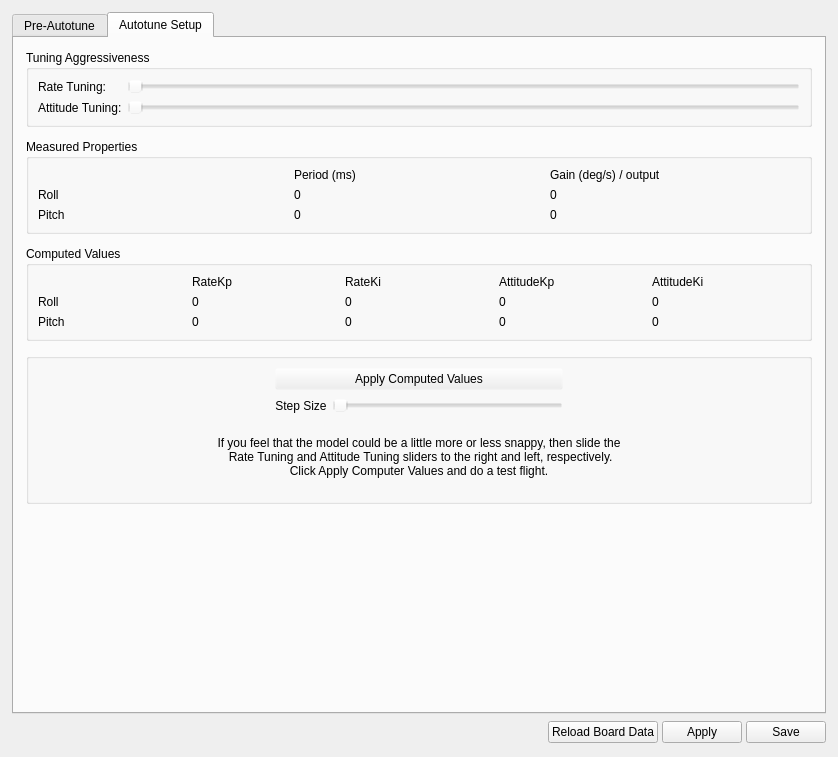
Qt form ground/gcs/src/plugins/config/autotune.ui (TauLabs/TauLabs) before a commit.
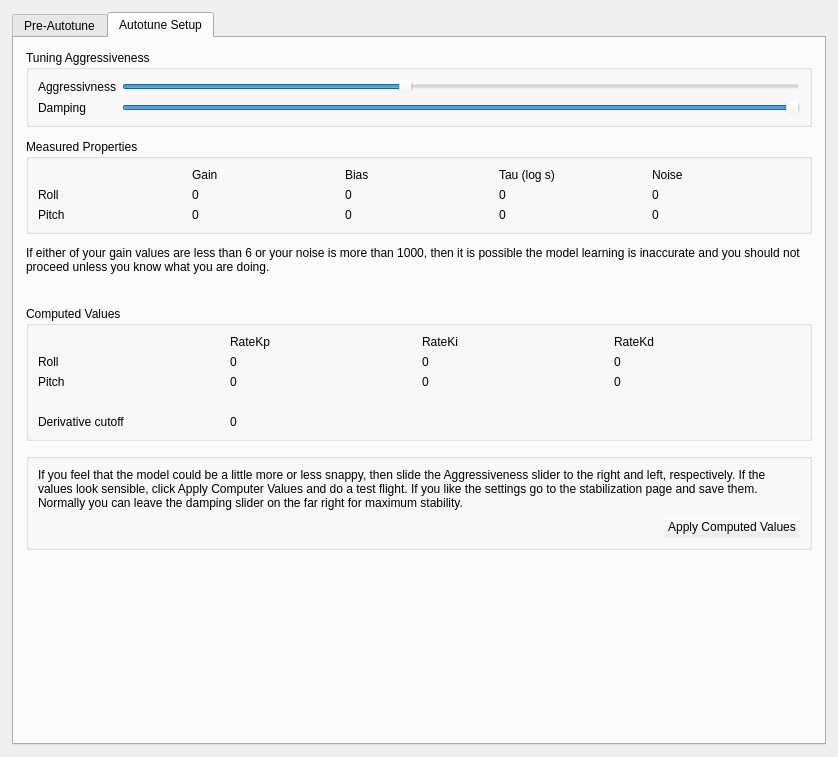
The same form after that commit. The open tabs and pages were chosen to show the change.

Commit message:
Ground: updated autotune equations
This uses the tau, beta, and noise values measured from the system
identification and computes the Kp, Ki, and Kd parameters for the
rate loop.

There are a number of constrains that went into the derivation of
these equations. It allows setting the pole (a) of the single
order root and the undamped frequenchy and damping coefficient
of the second order component.

That least one free component which is determined by limiting the
amount of noise of the transform at high frequencies.

```diff
--- a/ground/gcs/src/plugins/config/autotune.ui
+++ b/ground/gcs/src/plugins/config/autotune.ui
@@ -195,7 +195,7 @@
             <x>0</x>
             <y>0</y>
             <width>808</width>
-            <height>657</height>
+            <height>710</height>
            </rect>
           </property>
           <property name="sizePolicy">
@@ -223,39 +223,43 @@
               <item row="0" column="0">
                <widget class="QLabel" name="label">
                 <property name="text">
-                 <string>Rate Tuning:</string>
-                </property>
-               </widget>
-              </item>
-              <item row="1" column="0">
-               <widget class="QLabel" name="label_2">
-                <property name="text">
-                 <string>Attitude Tuning:</string>
+                 <string>Aggressivness</string>
                 </property>
                </widget>
               </item>
               <item row="0" column="1">
                <widget class="QSlider" name="rateTuning">
+                <property name="minimum">
+                 <number>30</number>
+                </property>
                 <property name="maximum">
-                 <number>100</number>
+                 <number>150</number>
+                </property>
+                <property name="value">
+                 <number>80</number>
                 </property>
                 <property name="orientation">
                  <enum>Qt::Horizontal</enum>
                 </property>
-                <property name="objrelation" stdset="0">
-                 <stringlist>
-                  <string>objname:RelayTuningSettings</string>
-                  <string>fieldname:RateGain</string>
-                  <string>scale:0.01</string>
-                  <string>haslimits:no</string>
-                 </stringlist>
+               </widget>
+              </item>
+              <item row="1" column="0">
+               <widget class="QLabel" name="label_11">
+                <property name="text">
+                 <string>Damping</string>
                 </property>
                </widget>
               </item>
               <item row="1" column="1">
-               <widget class="QSlider" name="attitudeTuning">
+               <widget class="QSlider" name="rateDamp">
+                <property name="minimum">
+                 <number>30</number>
+                </property>
                 <property name="maximum">
-                 <number>100</number>
+                 <number>150</number>
+                </property>
+                <property name="value">
+                 <number>150</number>
                 </property>
                 <property name="orientation">
                  <enum>Qt::Horizontal</enum>
@@ -323,25 +327,18 @@
               <item row="0" column="1">
                <widget class="QLabel" name="label_6">
                 <property name="text">
-                 <string>Period (ms)</string>
+                 <string>Gain</string>
                 </property>
                </widget>
               </item>
-              <item row="0" column="2">
-               <widget class="QLabel" name="label_7">
-                <property name="text">
-                 <string>Gain (deg/s) / output</string>
-                </property>
-               </widget>
-              </item>
-              <item row="2" column="0">
+              <item row="3" column="0">
                <widget class="QLabel" name="label_8">
                 <property name="text">
                  <string>Pitch</string>
                 </property>
                </widget>
               </item>
-              <item row="2" column="1">
+              <item row="3" column="1">
                <widget class="QLabel" name="measuredPitchPeriod">
                 <property name="text">
                  <string>0</string>
@@ -358,7 +355,7 @@
                 </property>
                </widget>
               </item>
-              <item row="2" column="2">
+              <item row="3" column="2">
                <widget class="QLabel" name="measuredPitchGain">
                 <property name="text">
                  <string>0</string>
@@ -369,7 +366,94 @@
                 <property name="objrelation" stdset="0">
                  <stringlist>
                   <string>objname:RelayTuning</string>
-                  <string>fieldname:Gain</string>
+                  <string>fieldname:Bias</string>
+                  <string>element:Pitch</string>
+                 </stringlist>
+                </property>
+               </widget>
+              </item>
+              <item row="1" column="3">
+               <widget class="QLabel" name="label_15">
+                <property name="text">
+                 <string>0</string>
+                </property>
+                <property name="alignment">
+                 <set>Qt::AlignLeading|Qt::AlignLeft|Qt::AlignVCenter</set>
+                </property>
+                <property name="objrelation" stdset="0">
+                 <stringlist>
+                  <string>objname:RelayTuning</string>
+                  <string>fieldname:Tau</string>
+                 </stringlist>
+                </property>
+               </widget>
+              </item>
+              <item row="0" column="2">
+               <widget class="QLabel" name="label_7">
+                <property name="text">
+                 <string>Bias</string>
+                </property>
+               </widget>
+              </item>
+              <item row="3" column="3">
+               <widget class="QLabel" name="label_2">
+                <property name="text">
+                 <string>0</string>
+                </property>
+                <property name="alignment">
+                 <set>Qt::AlignLeading|Qt::AlignLeft|Qt::AlignVCenter</set>
+                </property>
+                <property name="objrelation" stdset="0">
+                 <stringlist>
+                  <string>objname:RelayTuning</string>
+                  <string>fieldname:Tau</string>
+                 </stringlist>
+                </property>
+               </widget>
+              </item>
+              <item row="0" column="3">
+               <widget class="QLabel" name="label_14">
+                <property name="text">
+                 <string>Tau (log s)</string>
+                </property>
+               </widget>
+              </item>
+              <item row="0" column="4">
+               <widget class="QLabel" name="label_16">
+                <property name="text">
+                 <string>Noise</string>
+                </property>
+               </widget>
+              </item>
+              <item row="1" column="4">
+               <widget class="QLabel" name="measuredRollGain_2">
+                <property name="text">
+                 <string>0</string>
+                </property>
+                <property name="alignment">
+                 <set>Qt::AlignLeading|Qt::AlignLeft|Qt::AlignVCenter</set>
+                </property>
+                <property name="objrelation" stdset="0">
+                 <stringlist>
+                  <string>objname:RelayTuning</string>
+                  <string>fieldname:Noise</string>
+                  <string>element:Roll</string>
+                 </stringlist>
+                </property>
+               </widget>
+              </item>
+              <item row="3" column="4">
+               <widget class="QLabel" name="measuredPitchGain_2">
+                <property name="text">
+                 <string>0</string>
+                </property>
+                <property name="alignment">
+                 <set>Qt::AlignLeading|Qt::AlignLeft|Qt::AlignVCenter</set>
+                </property>
+                <property name="objrelation" stdset="0">
+                 <stringlist>
+                  <string>objname:RelayTuning</string>
+                  <string>fieldname:Noise</string>
                   <string>element:Pitch</string>
                  </stringlist>
                 </property>
@@ -378,6 +462,32 @@
              </layout>
             </widget>
            </item>
+           <item>
+            <widget class="QLabel" name="label_17">
+             <property name="text">
+              <string>If either of your gain values are less than 6 or your noise is more than 1000, then it is possible the model learning is inaccurate and you should not proceed unless you know what you are doing.</string>
+             </property>
+             <property name="wordWrap">
+              <bool>true</bool>
+             </property>
+            </widget>
+           </item>
+           <item>
+            <spacer name="verticalSpacer_2">
+             <property name="orientation">
+              <enum>Qt::Vertical</enum>
+             </property>
+             <property name="sizeType">
+              <enum>QSizePolicy::Fixed</enum>
+             </property>
+             <property name="sizeHint" stdset="0">
+              <size>
+               <width>20</width>
+               <height>20</height>
+              </size>
+             </property>
+            </spacer>
+           </item>
            <item>
             <widget class="QGroupBox" name="groupBox_2">
              <property name="title">
@@ -394,7 +504,7 @@
               <item row="0" column="3">
                <widget class="QLabel" name="label_10">
                 <property name="text">
-                 <string>AttitudeKp</string>
+                 <string>RateKd</string>
                 </property>
                </widget>
               </item>
@@ -426,13 +536,6 @@
                 </property>
                </widget>
               </item>
-              <item row="0" column="4">
-               <widget class="QLabel" name="label_11">
-                <property name="text">
-                 <string>AttitudeKi</string>
-                </property>
-               </widget>
-              </item>
               <item row="1" column="0">
                <widget class="QLabel" name="label_4">
                 <property name="text">
@@ -441,14 +544,7 @@
                </widget>
               </item>
               <item row="1" column="3">
-               <widget class="QLabel" name="rollAttitudeKp">
-                <property name="text">
-                 <string>0</string>
-                </property>
-               </widget>
-              </item>
-              <item row="2" column="4">
-               <widget class="QLabel" name="pitchAttitudeKi">
+               <widget class="QLabel" name="rollRateKd">
                 <property name="text">
                  <string>0</string>
                 </property>
@@ -475,8 +571,22 @@
                 </property>
                </widget>
               </item>
-              <item row="1" column="4">
-               <widget class="QLabel" name="rollAttitudeKi">
+              <item row="4" column="0">
+               <widget class="QLabel" name="label_18">
+                <property name="text">
+                 <string>Derivative cutoff</string>
+                </property>
+               </widget>
+              </item>
+              <item row="3" column="0">
+               <widget class="QLabel" name="label_19">
+                <property name="text">
+                 <string/>
+                </property>
+               </widget>
+              </item>
+              <item row="4" column="1">
+               <widget class="QLabel" name="derivativeCutoff">
                 <property name="text">
                  <string>0</string>
                 </property>
@@ -493,7 +603,17 @@
              <layout class="QHBoxLayout" name="horizontalLayout_2">
               <item>
                <layout class="QGridLayout" name="gridLayout_4">
-                <item row="0" column="1" colspan="2">
+                <item row="0" column="0" colspan="3">
+                 <widget class="QLabel" name="label_22">
+                  <property name="text">
+                   <string>If you feel that the model could be a little more or less snappy, then slide the Aggressiveness slider to the right and left, respectively. If the values look sensible, click Apply Computer Values and do a test flight. If you like the settings go to the stabilization page and save them. Normally you can leave the damping slider on the far right for maximum stability.</string>
+                  </property>
+                  <property name="wordWrap">
+                   <bool>true</bool>
+                  </property>
+                 </widget>
+                </item>
+                <item row="1" column="1" colspan="2">
                  <widget class="QPushButton" name="useComputedValues">
                   <property name="styleSheet">
                    <string notr="true"/>
@@ -503,46 +623,8 @@
                   </property>
                  </widget>
                 </item>
-                <item row="1" column="1">
-                 <widget class="QLabel" name="label_21">
-                  <property name="text">
-                   <string>Step Size</string>
-                  </property>
-                  <property name="alignment">
-                   <set>Qt::AlignCenter</set>
-                  </property>
-                 </widget>
-                </item>
-                <item row="1" column="2">
-                 <widget class="QSlider" name="stepSizeSlider">
-                  <property name="orientation">
-                   <enum>Qt::Horizontal</enum>
-                  </property>
-                  <property name="objrelation" stdset="0">
-                   <stringlist>
-                    <string>objname:RelayTuningSettings</string>
-                    <string>fieldname:Amplitude</string>
-                    <string>scale:0.01</string>
-                    <string>haslimits:no</string>
-                   </stringlist>
-                  </property>
-                 </widget>
-                </item>
-                <item row="0" column="3">
-                 <spacer name="horizontalSpacer">
-                  <property name="orientation">
-                   <enum>Qt::Horizontal</enum>
-                  </property>
-                  <property name="sizeHint" stdset="0">
-                   <size>
-                    <width>40</width>
-                    <height>20</height>
-                   </size>
-                  </property>
-                 </spacer>
-                </item>
                 <item row="1" column="0">
-                 <spacer name="horizontalSpacer_2">
+                 <spacer name="horizontalSpacer">
                   <property name="orientation">
                    <enum>Qt::Horizontal</enum>
                   </property>
@@ -554,20 +636,6 @@
                   </property>
                  </spacer>
                 </item>
-                <item row="2" column="0" colspan="4">
-                 <widget class="QLabel" name="label_22">
-                  <property name="text">
-                   <string>
-If you feel that the model could be a little more or less snappy, then slide the
- Rate Tuning and Attitude Tuning sliders to the right and left, respectively.
-Click Apply Computer Values and do a test flight.
-</string>
-                  </property>
-                  <property name="alignment">
-                   <set>Qt::AlignCenter</set>
-                  </property>
-                 </widget>
-                </item>
                </layout>
               </item>
              </layout>
@@ -594,103 +662,6 @@
      </widget>
     </widget>
    </item>
-   <item>
-    <layout class="QHBoxLayout" name="horizontalLayout">
-     <property name="spacing">
-      <number>4</number>
-     </property>
-     <item>
-      <spacer name="horizontalSpacer_3">
-       <property name="orientation">
-        <enum>Qt::Horizontal</enum>
-       </property>
-       <property name="sizeType">
-        <enum>QSizePolicy::Expanding</enum>
-       </property>
-       <property name="sizeHint" stdset="0">
-        <size>
-         <width>13</width>
-         <height>25</height>
-        </size>
-       </property>
-      </spacer>
-     </item>
-     <item>
-      <widget class="QPushButton" name="stabilizationReloadBoardData_6">
-       <property name="minimumSize">
-        <size>
-         <width>0</width>
-         <height>0</height>
-        </size>
-       </property>
-       <property name="toolTip">
-        <string>Reloads the saved settings into GCS.
-Useful if you have accidentally changed some settings.</string>
-       </property>
-       <property name="styleSheet">
-        <string notr="true"/>
-       </property>
-       <property name="text">
-        <string>Reload Board Data</string>
-       </property>
-       <property name="objrelation" stdset="0">
-        <stringlist>
-         <string>button:reload</string>
-         <string>buttongroup:10</string>
-        </stringlist>
-       </property>
-      </widget>
-     </item>
-     <item>
-      <widget class="QPushButton" name="saveStabilizationToRAM_6">
-       <property name="minimumSize">
-        <size>
-         <width>0</width>
-         <height>0</height>
-        </size>
-       </property>
-       <property name="toolTip">
-        <string>Send settings to the board but do not save to the non-volatile memory</string>
-       </property>
-       <property name="styleSheet">
-        <string notr="true"/>
-       </property>
-       <property name="text">
-        <string>Apply</string>
-       </property>
-       <property name="objrelation" stdset="0">
-        <stringlist>
-         <string>button:apply</string>
-        </stringlist>
-       </property>
-      </widget>
-     </item>
-     <item>
-      <widget class="QPushButton" name="saveStabilizationToSD_6">
-       <property name="minimumSize">
-        <size>
-         <width>0</width>
-         <height>0</height>
-        </size>
-       </property>
-       <property name="toolTip">
-        <string>Send settings to the board and save to the non-volatile memory</string>
-       </property>
-       <property name="styleSheet">
-        <string notr="true"/>
-       </property>
-       <property name="text">
-        <string>Save</string>
-       </property>
-       <property name="objrelation" stdset="0">
-        <stringlist>
-         <string>button:save</string>
-        </stringlist>
-       </property>
-      </widget>
-     </item>
-    </layout>
-   </item>
   </layout>
  </widget>
  <resources/>
```
Left out of the diff: 58 changed lines with no effect on the pictures. The commit also changes 1 other file.
